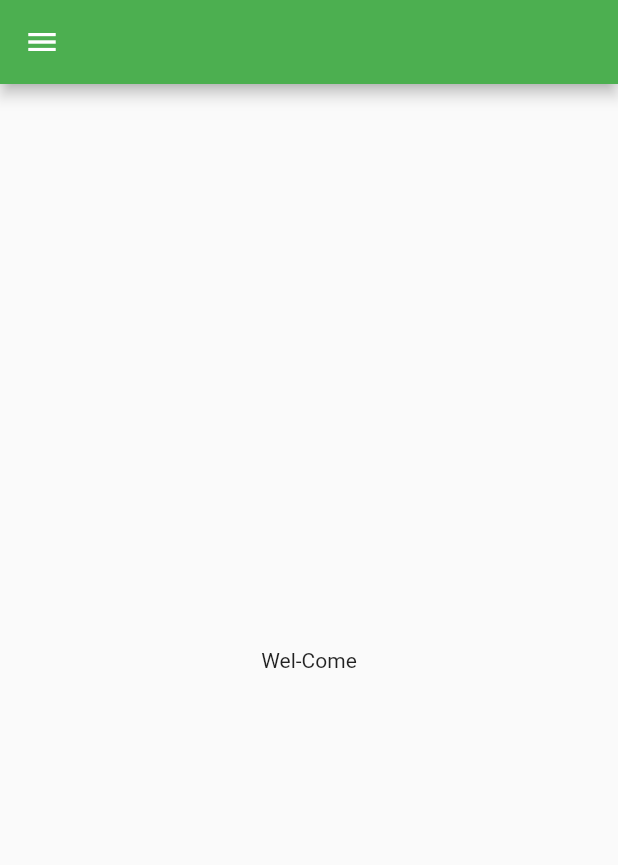
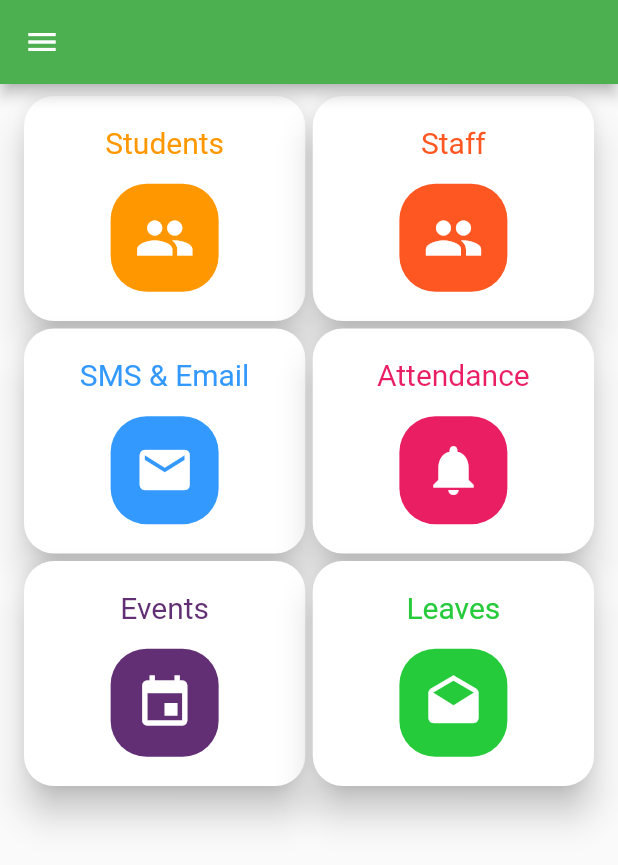
Before and after one commit to SudharaniHyniva/ez_flutter, a Flutter app: the MyHomePage screen opened by its route, on a phone screen of 412 x 824 dp. Shown: the top 865 px of the screen. Run offline on Flutter 3.47's test engine with Material 2 defaults, Android fonts, the phone set to English and light mode, and no system bars.

Commit message:
Added quick menu in home-screen.

```diff
--- a/lib/home_page.dart
+++ b/lib/home_page.dart
@@ -1,4 +1,5 @@
 import 'package:flutter/material.dart';
+import 'package:flutter_staggered_grid_view/flutter_staggered_grid_view.dart';
 import 'package:login/fragments/events_holidays.dart';
 import 'package:login/fragments/task_reminder.dart';
 
@@ -12,12 +13,67 @@ class MyHomePage extends StatefulWidget {
   _MyHomePageState createState() => new _MyHomePageState();
 }
 
+Material myItems(IconData icon, String heading, int color) {
+  return Material(
+    color: Colors.white,
+    elevation: 10.0,
+    shadowColor: Colors.black,
+    borderRadius: BorderRadius.circular(20.0),
+    child: Center(
+      child: Padding(
+        padding: const EdgeInsets.all(8.0),
+        child: Row(
+          mainAxisAlignment: MainAxisAlignment.center,
+          children: <Widget>[
+            Column(
+              mainAxisAlignment: MainAxisAlignment.center,
+              children: <Widget>[
+                //text
+                Padding(
+                  padding: const EdgeInsets.all(8.0),
+                  child: Center(
+                    child: Text(heading,
+                      style: TextStyle(
+                        color: new Color(color),
+                        fontSize: 20.0,
+                      ),
+                    ),
+                  ),
+                ),
+                // Icon
+                Center(
+                  child: Padding(
+                    padding: const EdgeInsets.all(8.0),
+                    child: Material(
+                      color: new Color(color),
+                      borderRadius: BorderRadius.circular(24.0),
+                      child: Padding(
+                        padding: const EdgeInsets.all(16.0),
+                        child: Icon(
+                          icon,
+                          color: Colors.white,
+                          size: 40.0,
+                        ),
+                      ),
+                    ),
+                  ),
+                ),
+              ],
+            )
+          ],
+        ),
+      ),
+    ),
+  );
+}
+
 class _MyHomePageState extends State<MyHomePage> {
   @override
   Widget build(BuildContext context) {
     return new Scaffold(
       appBar: new AppBar(
-        title: new Text(''),
+        //centerTitle: true,
+        //title: new Text('Dashboard'),
       ),
       drawer: new Drawer(
           child: new ListView(
@@ -81,10 +137,27 @@ class _MyHomePageState extends State<MyHomePage> {
           ),
         ],
       )),
-      body: new Center(
-        child: new Text(
-          'Wel-Come',
-        ),
+      body: StaggeredGridView.count
+        (crossAxisCount: 2,
+        crossAxisSpacing: 5.0,
+        mainAxisSpacing: 5.0,
+        padding: EdgeInsets.symmetric(horizontal: 16.0, vertical: 8.0),
+        children: <Widget>[
+          myItems(Icons.people, "Students", 0xffff9800),
+          myItems(Icons.people, "Staff", 0xffff5722),
+          myItems(Icons.email, "SMS & Email", 0xff3399fe),
+          myItems(Icons.notifications, "Attendance", 0xffe91E63),
+          myItems(Icons.event, "Events", 0xff622F74),
+          myItems(Icons.drafts, "Leaves", 0xff26cb3c),
+        ],
+        staggeredTiles: [
+          StaggeredTile.extent(1, 150.0),
+          StaggeredTile.extent(1, 150.0),
+          StaggeredTile.extent(1, 150.0),
+          StaggeredTile.extent(1, 150.0),
+          StaggeredTile.extent(1, 150.0),
+          StaggeredTile.extent(1, 150.0),
+        ],
       ),
     );
   }
--- a/lib/main.dart
+++ b/lib/main.dart
@@ -1,5 +1,4 @@
 import 'package:flutter/material.dart';
-import 'package:login/dashboard.dart';
 import 'login_page.dart';
 import 'home_page.dart';
 
@@ -18,7 +17,7 @@ class MyApp extends StatelessWidget {
       theme: ThemeData(
         primarySwatch: Colors.green,
       ),
-      home: Dashboard(),
+      home: LoginPage(),
       routes: routes,
     );
   }
```
